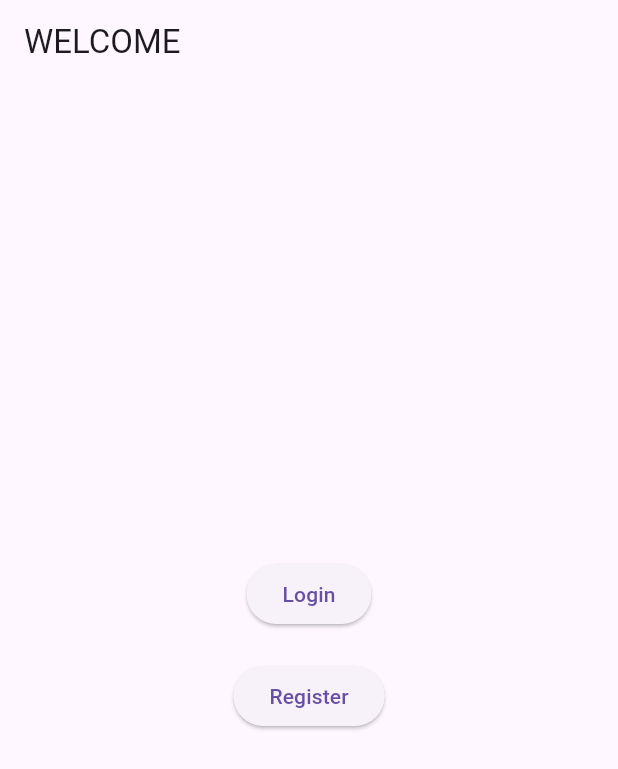
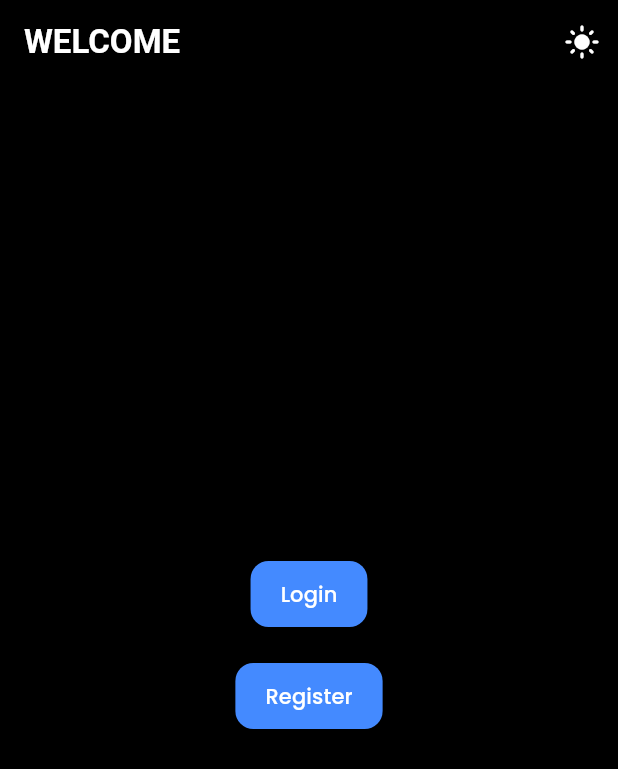
Before and after one commit to zsyed44/CollectiCare, a Flutter app: the screen it shows after launch, after a tap on "Login to London", on a phone screen of 412 x 824 dp. Shown: the top 769 px of the screen. Run offline on Flutter 3.47's test engine with Material 3 defaults, Android fonts, the light colour scheme and no system bars; our stand-ins replace google_fonts, image_picker.

Commit message:
Updating UI to Accomodate for Light/Dark Mode

```diff
--- a/flutter_application/lib/home.dart
+++ b/flutter_application/lib/home.dart
@@ -3,7 +3,10 @@ import 'login.dart';
 import 'register.dart';
 
 class Home extends StatelessWidget {
-  const Home({super.key});
+    final VoidCallback toggleTheme;
+  final bool isDarkMode;
+
+  const Home({super.key, required this.toggleTheme, required this.isDarkMode});
 
   @override
   Widget build(BuildContext context) {
@@ -13,6 +16,12 @@ class Home extends StatelessWidget {
         appBar: AppBar(
           title: Text('WELCOME'),
           automaticallyImplyLeading: false, // Hide back arrow in AppBar
+          actions: [
+          IconButton(
+            icon: Icon(isDarkMode ? Icons.light_mode : Icons.dark_mode, color: isDarkMode ? Colors.white : Colors.black),
+            onPressed: toggleTheme,
+          ),
+        ],
         ),
         body: Center(
           //creating 2 buttons for login and register
--- a/flutter_application/lib/main.dart
+++ b/flutter_application/lib/main.dart
@@ -1,39 +1,94 @@
 import 'package:flutter/material.dart';
-// import 'package:flutter_application/home.dart';
-//import 'package:flutter_application/home.dart';
-//import 'package:flutter_application/test1.dart';
-import 'package:flutter_application/test1b.dart';
-import 'package:flutter_application/dashboard.dart';
+import 'package:google_fonts/google_fonts.dart';
 import 'home.dart';
 import 'temporary_page.dart';
+import 'package:flutter_application/dashboard.dart';
 
 void main() {
   runApp(const MainApp());
 }
 
-class MainApp extends StatelessWidget {
+class MainApp extends StatefulWidget {
   const MainApp({super.key});
+
+  @override
+  State<MainApp> createState() => _MainAppState();
+}
+
+class _MainAppState extends State<MainApp> {
+  bool isDarkMode = true; // Default to dark mode
+
+  void toggleTheme() {
+    setState(() {
+      isDarkMode = !isDarkMode;
+    });
+  }
 
   @override
   Widget build(BuildContext context) {
     return MaterialApp(
       title: 'CollectiCare',
-      theme: ThemeData(
-        primarySwatch: Colors.blue,
-      ),
-// <<<<<<< Peak-Vision-Test
-//       home: Dashboard(),
-// =======
-      debugShowCheckedModeBanner: false, // Hide debug banner
+      debugShowCheckedModeBanner: false,
+      theme: isDarkMode ? getThemeData(true) : getThemeData(false), // Apply dynamic theme
 
-      // Set TempPage as the first page, but make "/" refer to Home
       initialRoute: '/temp',
-
       routes: {
-        '/': (context) => Home(), // Make "/" point to Home
-        '/home': (context) => Home(),
-        '/temp': (context) => TempPage(),
+        '/': (context) => Home(toggleTheme: toggleTheme, isDarkMode: isDarkMode),
+        '/home': (context) => Home(toggleTheme: toggleTheme, isDarkMode: isDarkMode),
+        '/temp': (context) => TempPage(toggleTheme: toggleTheme, isDarkMode: isDarkMode),
       },
     );
   }
 }
+
+// 🔹 Dynamic Theme Configuration
+ThemeData getThemeData(bool isDarkMode) {
+  return ThemeData(
+    brightness: isDarkMode ? Brightness.dark : Brightness.light,
+    primaryColor: Colors.blueAccent,
+    scaffoldBackgroundColor: isDarkMode ? Colors.black : Colors.white,
+    textTheme: GoogleFonts.poppinsTextTheme(
+      isDarkMode
+          ? Typography.whiteCupertino.apply(bodyColor: Colors.white)
+          : Typography.blackCupertino.apply(bodyColor: Colors.black),
+    ),
+    inputDecorationTheme: getGlobalInputTheme(isDarkMode), // Apply dynamic input theme
+    elevatedButtonTheme: ElevatedButtonThemeData(
+      style: ElevatedButton.styleFrom(
+        backgroundColor: Colors.blueAccent,
+        foregroundColor: Colors.white,
+        shape: RoundedRectangleBorder(borderRadius: BorderRadius.circular(12)),
+        padding: const EdgeInsets.symmetric(vertical: 12, horizontal: 20),
+      ),
+    ),
+    appBarTheme: AppBarTheme(
+      backgroundColor: isDarkMode ? Colors.transparent : Colors.white,
+      elevation: 0,
+      iconTheme: IconThemeData(color: isDarkMode ? Colors.white : Colors.black),
+      titleTextStyle: TextStyle(fontSize: 22, fontWeight: FontWeight.bold, color: isDarkMode ? Colors.white : Colors.black),
+    ),
+  );
+}
+
+// 📝 Global Input Field Styling (Ensures Readability in Both Modes)
+InputDecorationTheme getGlobalInputTheme(bool isDarkMode) {
+  return InputDecorationTheme(
+    filled: true,
+    fillColor: isDarkMode ? Colors.white24 : Colors.white, // Darker in dark mode, white in light mode
+    border: OutlineInputBorder(
+      borderRadius: BorderRadius.all(Radius.circular(12)),
+      borderSide: BorderSide(color: Colors.blueAccent, width: 1),
+    ),
+    enabledBorder: OutlineInputBorder(
+      borderRadius: BorderRadius.all(Radius.circular(12)),
+      borderSide: BorderSide(color: Colors.blueAccent, width: 1),
+    ),
+    focusedBorder: OutlineInputBorder(
+      borderRadius: BorderRadius.all(Radius.circular(12)),
+      borderSide: BorderSide(color: Colors.lightBlueAccent, width: 2),
+    ),
+    hintStyle: TextStyle(color: isDarkMode ? Colors.white70 : Colors.black45), // Dark hint in light mode
+    labelStyle: TextStyle(color: isDarkMode ? Colors.white : Colors.black), // White label in dark mode, black in light mode
+    floatingLabelStyle: TextStyle(color: isDarkMode ? Colors.white : Colors.blueAccent), // Consistent label visibility
+  );
+}
--- a/flutter_application/lib/temporary_page.dart
+++ b/flutter_application/lib/temporary_page.dart
@@ -4,6 +4,11 @@ import 'home.dart';
 String selectedCity = "";
 
 class TempPage extends StatelessWidget {
+    final VoidCallback toggleTheme;
+  final bool isDarkMode;
+
+  const TempPage({super.key, required this.toggleTheme, required this.isDarkMode});
+
   @override
   Widget build(BuildContext context) {
     return WillPopScope(
@@ -12,6 +17,12 @@ class TempPage extends StatelessWidget {
         appBar: AppBar(
           title: Text('Login Page'),
           automaticallyImplyLeading: false, // Remove back arrow
+          actions: [
+          IconButton(
+            icon: Icon(isDarkMode ? Icons.light_mode : Icons.dark_mode, color: isDarkMode ? Colors.white : Colors.black),
+            onPressed: toggleTheme,
+          ),
+        ],
         ),
         body: Center(
           child: Column(
@@ -22,7 +33,7 @@ class TempPage extends StatelessWidget {
                   selectedCity = "London";
                   Navigator.pushReplacement(
                     context,
-                    MaterialPageRoute(builder: (context) => Home()),
+                    MaterialPageRoute(builder: (context) => Home(toggleTheme: toggleTheme, isDarkMode: isDarkMode)),
                   );
                 },
                 child: Text("Login to London"),
@@ -33,7 +44,7 @@ class TempPage extends StatelessWidget {
                   selectedCity = "Montreal";
                   Navigator.pushReplacement(
                     context,
-                    MaterialPageRoute(builder: (context) => Home()),
+                    MaterialPageRoute(builder: (context) => Home(toggleTheme: toggleTheme, isDarkMode: isDarkMode)),
                   );
                 },
                 child: Text("Login to Montreal"),
@@ -44,7 +55,7 @@ class TempPage extends StatelessWidget {
                   selectedCity = "Toronto";
                   Navigator.pushReplacement(
                     context,
-                    MaterialPageRoute(builder: (context) => Home()),
+                    MaterialPageRoute(builder: (context) => Home(toggleTheme: toggleTheme, isDarkMode: isDarkMode)),
                   );
                 },
                 child: Text("Login to Toronto"),
--- a/flutter_application/pubspec.yaml
+++ b/flutter_application/pubspec.yaml
@@ -12,8 +12,7 @@ dependencies:
   image_picker: ^1.0.7
   image_picker_for_web: any
   http: ^1.1.0
-
-  http: any
+  google_fonts: ^6.2.1
 dev_dependencies:
   flutter_test:
     sdk: flutter
```
Also changed, not shown: flutter_application/lib/test1b.dart (+76 -44 lines), flutter_application/pubspec.lock, 1 other file.
